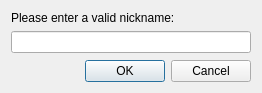
quassel/quassel, file src/qtui/settingspages/nickeditdlg.ui: the form before one commit.
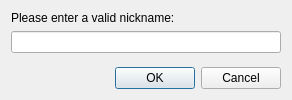
The form after the commit.

Commit message: Fix minimum size of NickEditDlg

What changed in the file:
```diff
--- a/src/qtui/settingspages/nickeditdlg.ui
+++ b/src/qtui/settingspages/nickeditdlg.ui
@@ -5,16 +5,14 @@
    <rect>
     <x>0</x>
     <y>0</y>
-    <width>262</width>
-    <height>93</height>
+    <width>281</width>
+    <height>100</height>
    </rect>
   </property>
   <property name="windowTitle" >
    <string>Edit Nickname</string>
   </property>
-  <layout class="QVBoxLayout" >
-   <item>
-    <layout class="QVBoxLayout" >
+  <layout class="QVBoxLayout" name="verticalLayout" >
      <item>
       <widget class="QLabel" name="label" >
        <property name="text" >
@@ -40,10 +38,10 @@
        <property name="orientation" >
         <enum>Qt::Vertical</enum>
        </property>
-       <property name="sizeHint" >
+     <property name="sizeHint" stdset="0" >
         <size>
-         <width>20</width>
-         <height>40</height>
+       <width>270</width>
+       <height>0</height>
         </size>
        </property>
       </spacer>
@@ -54,11 +52,9 @@
         <enum>Qt::Horizontal</enum>
        </property>
        <property name="standardButtons" >
-        <set>QDialogButtonBox::Cancel|QDialogButtonBox::NoButton|QDialogButtonBox::Ok</set>
-       </property>
-      </widget>
-     </item>
-    </layout>
+      <set>QDialogButtonBox::Cancel|QDialogButtonBox::Ok</set>
+     </property>
+    </widget>
    </item>
   </layout>
  </widget>
```
Lines whose indentation alone changed are shown as unchanged.
